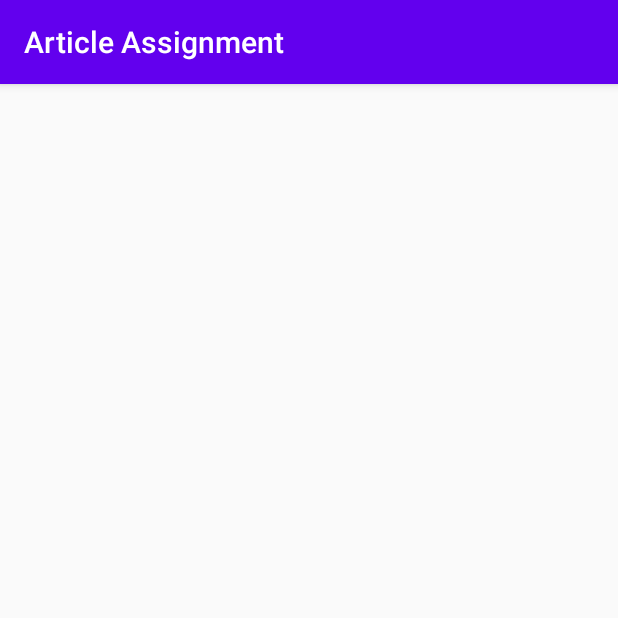
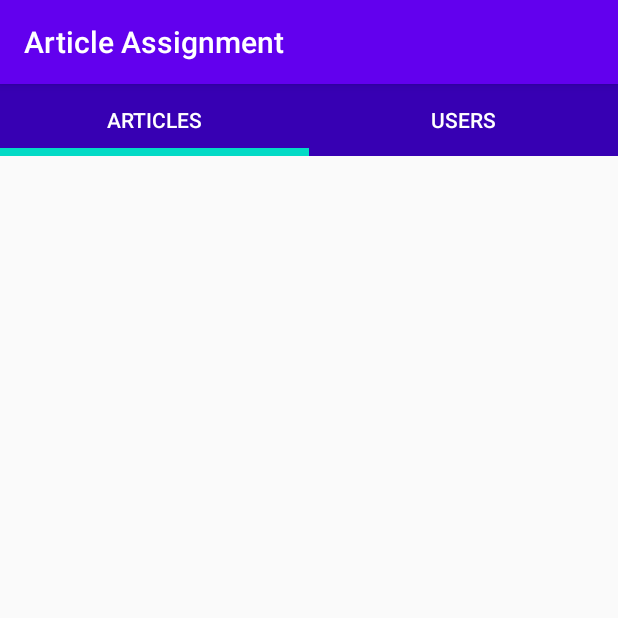
Before and after one commit to snehazanzane/Article-Assignment, an Android app: the screen it shows after launch (MainActivity), on a phone screen of 412 x 824 dp, the top half of it. Run offline under Robolectric (Android 15) with nearby library versions, the phone set to English and light mode, and no system bars.

Commit message:
Feature : User list Article and list added on tabs

```diff
--- a/app/build.gradle
+++ b/app/build.gradle
@@ -37,6 +37,8 @@ dependencies {
     implementation 'androidx.constraintlayout:constraintlayout:1.1.3'
     implementation 'androidx.recyclerview:recyclerview:1.1.0'
     implementation 'androidx.cardview:cardview:1.0.0'
+    implementation 'com.google.android.material:material:1.1.0'
+    implementation 'androidx.legacy:legacy-support-v4:1.0.0'
     testImplementation 'junit:junit:4.12'
     androidTestImplementation 'androidx.test.ext:junit:1.1.1'
     androidTestImplementation 'androidx.test.espresso:espresso-core:3.2.0'
--- /dev/null
+++ b/app/src/main/java/com/assignment/articleassignment/data/adapter/MainViewPagerAdapter.kt
@@ -0,0 +1,28 @@
+package com.assignment.articleassignment.data.adapter
+
+import androidx.fragment.app.Fragment
+import androidx.fragment.app.FragmentManager
+import androidx.fragment.app.FragmentStatePagerAdapter
+
+class MainViewPagerAdapter (supportFragmentManager: FragmentManager) : FragmentStatePagerAdapter(supportFragmentManager) {
+
+    private val mFragmentList = ArrayList<Fragment>()
+    private val mFragmentTitleList = ArrayList<String>()
+
+    override fun getItem(position: Int): Fragment {
+        return mFragmentList.get(position)
+    }
+
+    override fun getCount(): Int {
+        return mFragmentList.size
+    }
+
+    override fun getPageTitle(position: Int): CharSequence? {
+        return mFragmentTitleList[position]
+    }
+
+    fun addFragment(fragment: Fragment, title: String) {
+        mFragmentList.add(fragment)
+        mFragmentTitleList.add(title)
+    }
+}
--- a/app/src/main/java/com/assignment/articleassignment/view/activity/MainActivity.kt
+++ b/app/src/main/java/com/assignment/articleassignment/view/activity/MainActivity.kt
@@ -4,6 +4,10 @@ import androidx.appcompat.app.AppCompatActivity
 import android.os.Bundle
 import android.view.View
 import com.assignment.articleassignment.R
+import com.assignment.articleassignment.data.adapter.MainViewPagerAdapter
+import com.assignment.articleassignment.view.fragment.ArticleListFragment
+import com.assignment.articleassignment.view.fragment.UserListFragment
+import kotlinx.android.synthetic.main.activity_main.*
 import kotlinx.android.synthetic.main.view_article_item.*
 
 class MainActivity : AppCompatActivity() {
@@ -11,5 +15,11 @@ class MainActivity : AppCompatActivity() {
         super.onCreate(savedInstanceState)
         setContentView(R.layout.activity_main)
 
+        val adapter = MainViewPagerAdapter(supportFragmentManager)
+        adapter.addFragment(ArticleListFragment(), getString(R.string.tab_article))
+        adapter.addFragment(UserListFragment(), getString(R.string.tab_users))
+        viewPager_MainActivity.adapter = adapter
+        tabs_MainActivity.setupWithViewPager(viewPager_MainActivity)
+
     }
 }
--- /dev/null
+++ b/app/src/main/java/com/assignment/articleassignment/view/fragment/ArticleListFragment.kt
@@ -0,0 +1,18 @@
+package com.assignment.articleassignment.view.fragment
+
+import android.os.Bundle
+import androidx.fragment.app.Fragment
+import android.view.LayoutInflater
+import android.view.View
+import android.view.ViewGroup
+import com.assignment.articleassignment.R
+
+class ArticleListFragment : Fragment() {
+    override fun onCreateView(
+        inflater: LayoutInflater,
+        container: ViewGroup?,
+        savedInstanceState: Bundle?
+    ) =
+        inflater.inflate(R.layout.fragment_article_list, container, false)!!
+
+}
--- /dev/null
+++ b/app/src/main/java/com/assignment/articleassignment/view/fragment/UserListFragment.kt
@@ -0,0 +1,14 @@
+package com.assignment.articleassignment.view.fragment
+
+import android.os.Bundle
+import androidx.fragment.app.Fragment
+import android.view.LayoutInflater
+import android.view.View
+import android.view.ViewGroup
+import com.assignment.articleassignment.R
+
+class UserListFragment : Fragment() {
+    override fun onCreateView(inflater: LayoutInflater, container: ViewGroup?, savedInstanceState: Bundle?) =
+        inflater.inflate(R.layout.fragment_user_list, container, false)!!
+
+}
--- a/app/src/main/res/layout/activity_main.xml
+++ b/app/src/main/res/layout/activity_main.xml
@@ -1,12 +1,30 @@
 <?xml version="1.0" encoding="utf-8"?>
-<androidx.constraintlayout.widget.ConstraintLayout xmlns:android="http://schemas.android.com/apk/res/android"
+<LinearLayout xmlns:android="http://schemas.android.com/apk/res/android"
     xmlns:app="http://schemas.android.com/apk/res-auto"
     xmlns:tools="http://schemas.android.com/tools"
     android:layout_width="match_parent"
     android:layout_height="match_parent"
+    android:orientation="vertical"
     tools:context=".view.activity.MainActivity">
 
+    <com.google.android.material.tabs.TabLayout
+        android:id="@+id/tabs_MainActivity"
+        android:layout_width="match_parent"
+        android:layout_height="wrap_content"
+        app:tabBackground="@color/colorPrimaryDark"
+        app:tabGravity="fill"
+        app:tabMode="fixed"
+        app:tabIndicatorHeight="@dimen/tab_indicator_height"
+        app:tabTextColor="@android:color/white" />
 
+    <androidx.viewpager.widget.ViewPager
+        android:id="@+id/viewPager_MainActivity"
+        android:layout_width="match_parent"
+        android:layout_height="match_parent"
+        app:layout_constraintBottom_toBottomOf="parent"
+        app:layout_constraintEnd_toEndOf="parent"
+        app:layout_constraintStart_toStartOf="parent"
+        app:layout_constraintTop_toBottomOf="@+id/appBarLayout"/>
 
 
     <!--<androidx.recyclerview.widget.RecyclerView
@@ -21,4 +39,4 @@
         app:layout_constraintStart_toStartOf="parent"
         app:layout_constraintTop_toTopOf="parent"
         tools:listitem="@layout/view_article_item" />-->
-</androidx.constraintlayout.widget.ConstraintLayout>
+</LinearLayout>
--- /dev/null
+++ b/app/src/main/res/layout/fragment_article_list.xml
@@ -0,0 +1,22 @@
+<?xml version="1.0" encoding="utf-8"?>
+<androidx.constraintlayout.widget.ConstraintLayout xmlns:android="http://schemas.android.com/apk/res/android"
+    xmlns:app="http://schemas.android.com/apk/res-auto"
+    xmlns:tools="http://schemas.android.com/tools"
+    android:layout_width="match_parent"
+    android:layout_height="match_parent"
+    tools:context=".view.fragment.ArticleListFragment">
+
+
+    <androidx.recyclerview.widget.RecyclerView
+        android:id="@+id/recyclerview_ArticleFragment"
+        android:layout_width="0dp"
+        android:layout_height="0dp"
+        android:layout_marginStart="8dp"
+        android:layout_marginTop="8dp"
+        android:layout_marginEnd="8dp"
+        android:layout_marginBottom="8dp"
+        app:layout_constraintBottom_toBottomOf="parent"
+        app:layout_constraintEnd_toEndOf="parent"
+        app:layout_constraintStart_toStartOf="parent"
+        app:layout_constraintTop_toTopOf="parent" />
+</androidx.constraintlayout.widget.ConstraintLayout>
--- /dev/null
+++ b/app/src/main/res/layout/fragment_user_list.xml
@@ -0,0 +1,22 @@
+<?xml version="1.0" encoding="utf-8"?>
+<androidx.constraintlayout.widget.ConstraintLayout xmlns:android="http://schemas.android.com/apk/res/android"
+    xmlns:app="http://schemas.android.com/apk/res-auto"
+    xmlns:tools="http://schemas.android.com/tools"
+    android:layout_width="match_parent"
+    android:layout_height="match_parent"
+    tools:context=".view.fragment.UserListFragment">
+
+
+    <androidx.recyclerview.widget.RecyclerView
+        android:id="@+id/recyclerview_UserListFragment"
+        android:layout_width="0dp"
+        android:layout_height="0dp"
+        android:layout_marginStart="8dp"
+        android:layout_marginTop="8dp"
+        android:layout_marginEnd="8dp"
+        android:layout_marginBottom="8dp"
+        app:layout_constraintBottom_toBottomOf="parent"
+        app:layout_constraintEnd_toEndOf="parent"
+        app:layout_constraintStart_toStartOf="parent"
+        app:layout_constraintTop_toTopOf="parent" />
+</androidx.constraintlayout.widget.ConstraintLayout>
--- a/app/src/main/res/values/dimens.xml
+++ b/app/src/main/res/values/dimens.xml
@@ -3,5 +3,6 @@
     <dimen name="size_image_size">60dp</dimen>
     <dimen name="image_border_width">1dp</dimen>
     <dimen name="size_article_height">170dp</dimen>
+    <dimen name="tab_indicator_height">5dp</dimen>
 
 </resources>
--- a/app/src/main/res/values/strings.xml
+++ b/app/src/main/res/values/strings.xml
@@ -11,4 +11,6 @@
     <string name="hint_comments_count">0K Comments</string>
     <string name="str_hint_user_city">User city</string>
     <string name="hint_username">Username</string>
+    <string name="tab_article">Articles</string>
+    <string name="tab_users">Users</string>
 </resources>
```
